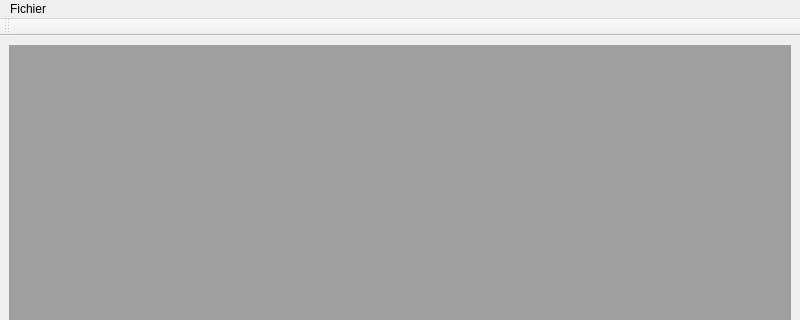
Above: KayrebtViewer/viewer.ui from lgeorget/KayrebtViewer before the change; both pictures show x 0 to 800 and y 0 to 320 of the 800 by 600 pixel window. Below: the same form after it.
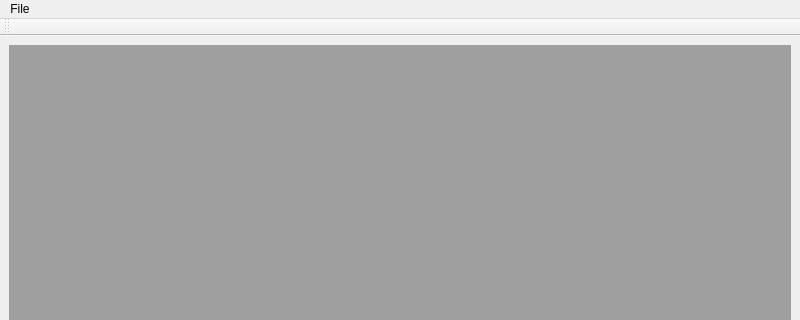
That is the form after the change.

Commit message: Anglicize the interface

Diff of the .ui file:
```diff
--- a/KayrebtViewer/viewer.ui
+++ b/KayrebtViewer/viewer.ui
@@ -26,12 +26,12 @@
      <x>0</x>
      <y>0</y>
      <width>800</width>
-     <height>24</height>
+     <height>33</height>
     </rect>
    </property>
    <widget class="QMenu" name="menuFichier">
     <property name="title">
-     <string>Fichier</string>
+     <string>File</string>
     </property>
     <addaction name="actionEnregistrer_sous"/>
     <addaction name="actionOuvrir"/>
```
Left out of the diff: 11 changed lines with no effect on the pictures.
